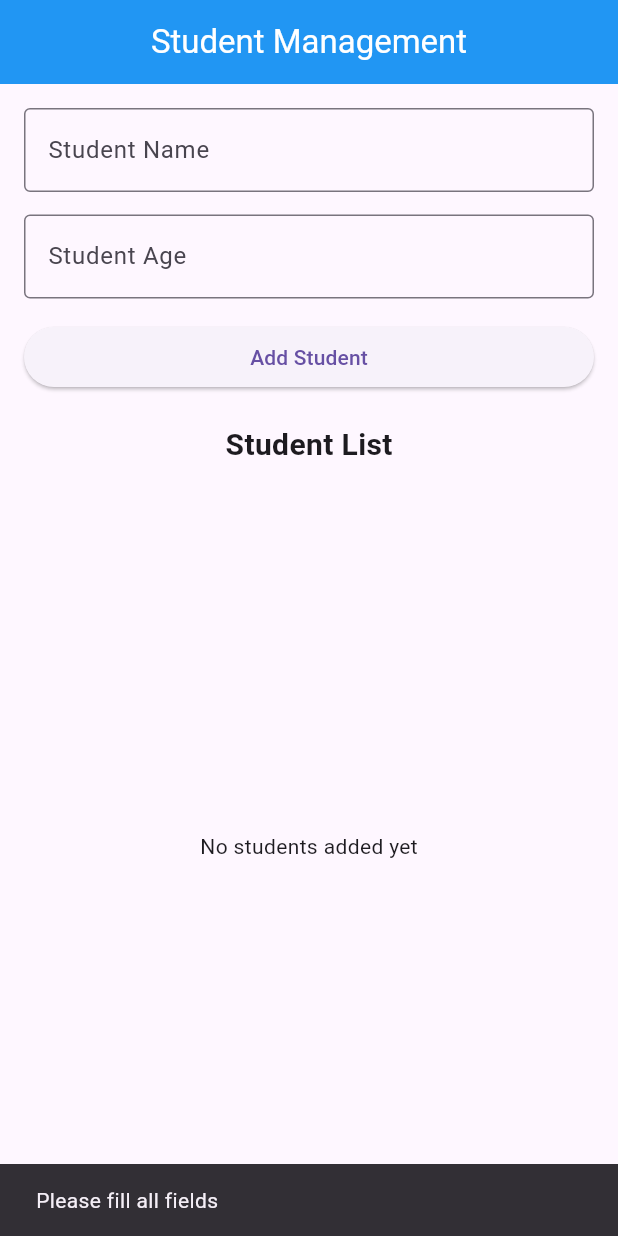
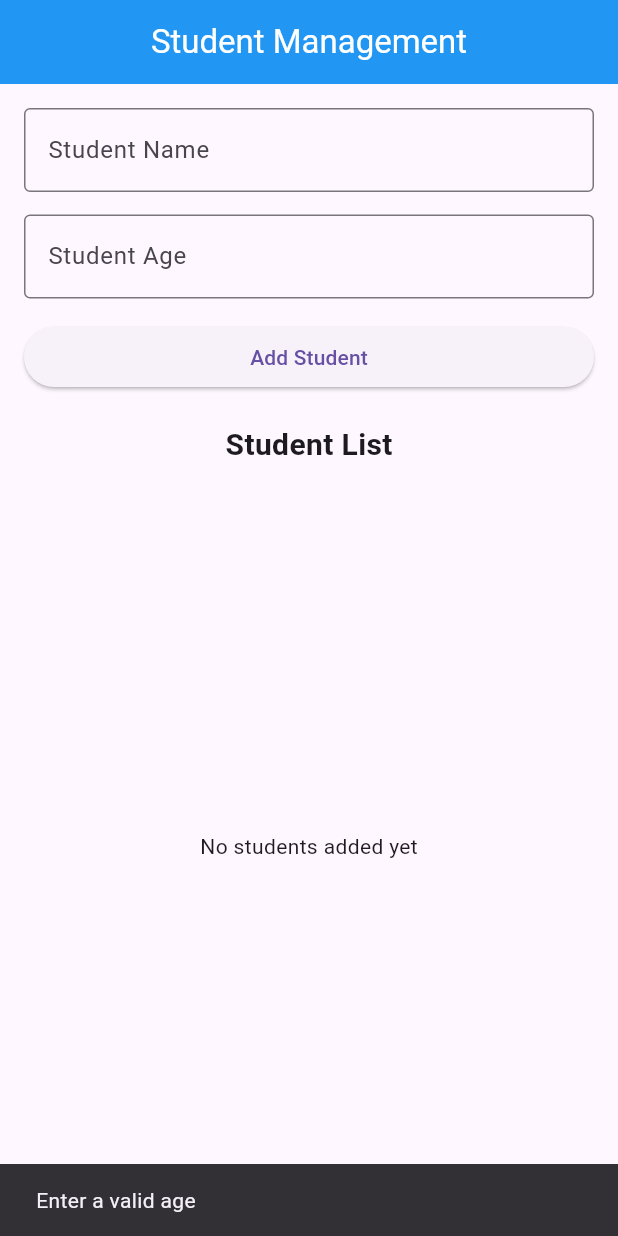
Before and after one commit to muhammedashmil108-droid/sqlflite_student_managment, a Flutter app: the screen it shows after launch, after a tap on "Add Student", on a phone screen of 412 x 824 dp. Run offline on Flutter 3.47's test engine with Material 3 defaults, Android fonts, the phone set to English and light mode, and no system bars; our stand-ins replace sqflite; accounts and stored records are empty.

Commit message:
edit and delete3

```diff
--- a/lib/home.dart
+++ b/lib/home.dart
@@ -26,12 +26,12 @@ class Home extends StatefulWidget {
   // Add Student
   Future<void> addStudent() async {
 
-    if (nameController.text.isEmpty || ageController.text.isEmpty) {
-      ScaffoldMessenger.of(context).showSnackBar(
-        SnackBar(content: Text('Please fill all fields')),
-      );
-      return;
-    }
+    // if (nameController.text.isEmpty || ageController.text.isEmpty) {
+    //   ScaffoldMessenger.of(context).showSnackBar(
+    //     SnackBar(content: Text('Please fill all fields')),
+    //   );
+    //   return;
+    // }
 
     final age = int.tryParse(ageController.text);
 
@@ -140,15 +140,15 @@ class Home extends StatefulWidget {
               ),
             ),
 
-            SizedBox(height: 15),
+             SizedBox(height: 15),
 
-            SizedBox(
+             SizedBox(
               width: double.infinity,
               child: ElevatedButton(
                 onPressed: addStudent,
                 child: Text('Add Student'),
               ),
-            ),
+             ),
 
             SizedBox(height: 20),
 
```
